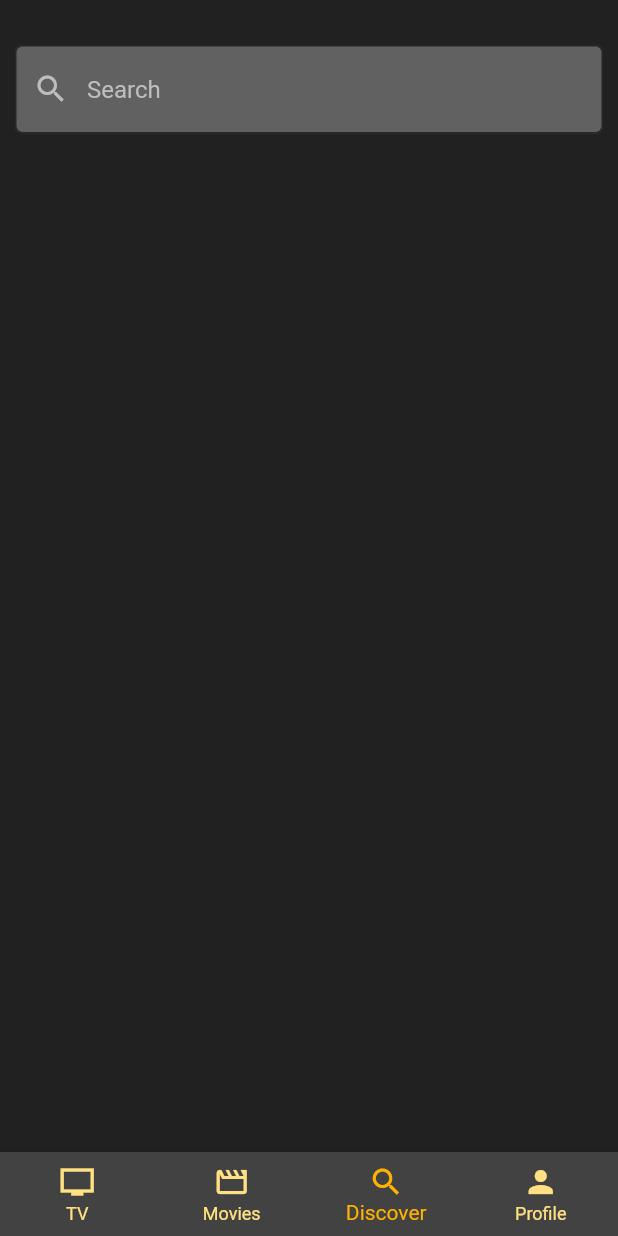
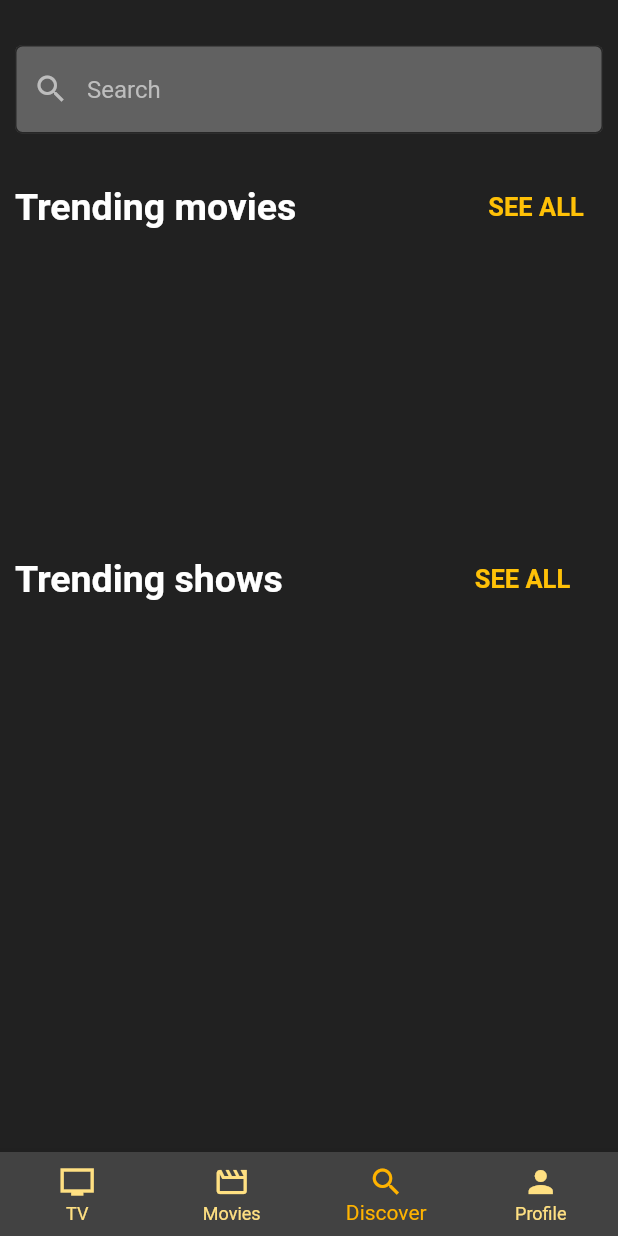
Before and after one commit to MahmoudIbrahim1012/movie_app, a Flutter app: the screen it shows after launch, on a phone screen of 412 x 824 dp. Run offline on Flutter 3.47's test engine with Material 2 defaults, Android fonts, the light colour scheme and no system bars.

Commit message:
Progress in the home page

```diff
--- a/lib/Pages/main.dart
+++ b/lib/Pages/main.dart
@@ -19,10 +19,62 @@ class Home extends StatelessWidget {
                 child: SearchTextField(),
               ),
               SizedBox(width: 10),
-            ], // Row Children
-          )
+            ], // First Row Children
+          ),
+          SizedBox(height: 25),
+          Row(
+            children: [
+              SizedBox(width: 10),
+              Text(
+                "Trending movies",
+                style: TextStyle(
+                  color: Colors.white,
+                  fontSize: 25,
+                  fontWeight: FontWeight.bold,
+                ),
+              ),
+              SizedBox(width: 120),
+              TextButton(
+                  onPressed: () {},
+                  child: Text(
+                    "SEE ALL",
+                    style:TextStyle(
+                      color: Colors.amber,
+                      fontSize: 17,
+                      fontWeight: FontWeight.bold,
+                    ),
+                  ),
+              ),
+            ], // Second Row Children
+          ),
+          SizedBox(height:200),
+          Row(
+            children: [
+              SizedBox(width: 10),
+              Text(
+                "Trending shows",
+                style: TextStyle(
+                  color: Colors.white,
+                  fontSize: 25,
+                  fontWeight: FontWeight.bold,
+                ),
+              ),
+              SizedBox(width: 120),
+              TextButton(
+                onPressed: () {},
+                child: Text(
+                  "SEE ALL",
+                  style:TextStyle(
+                    color: Colors.amber,
+                    fontSize: 17,
+                    fontWeight: FontWeight.bold,
+                  ),
+                ),
+              ),
+            ], // Second Row Children
+          ),
         ] // Column Children,
-            ),
+        ),
       ),
       bottomNavigationBar: NavigationBar(),
     );
```
